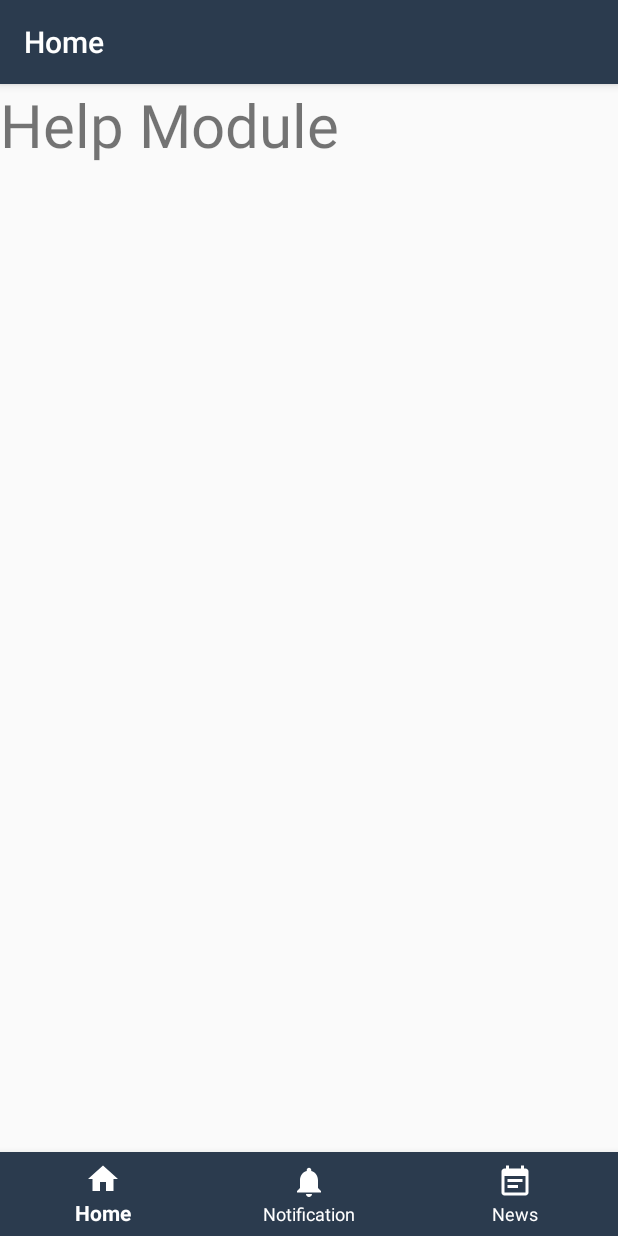
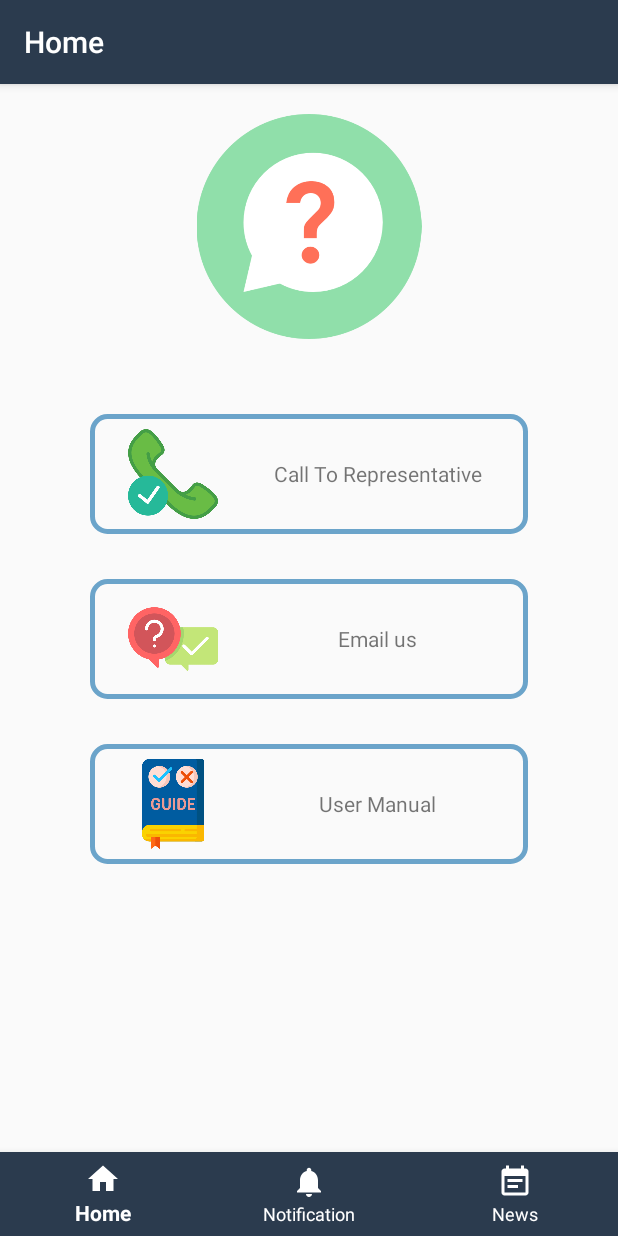
Before and after one commit to Raafay76642/CareerBook, an Android app: the help screen opened directly, with no data from a screen before it, on a phone screen of 412 x 824 dp. Run offline under Robolectric (Android 15) with nearby library versions, the phone set to English and light mode, and no system bars.

Commit message:
help module

```diff
--- a/app/src/main/AndroidManifest.xml
+++ b/app/src/main/AndroidManifest.xml
@@ -3,6 +3,7 @@
     package="com.example.aser.careerbook">
 
     <uses-permission android:name="android.permission.INTERNET" />
+    <uses-permission android:name="android.permission.CALL_PHONE" />
 
     <application
         android:allowBackup="true"
--- a/app/src/main/res/layout/activity_help.xml
+++ b/app/src/main/res/layout/activity_help.xml
@@ -11,15 +11,82 @@
     android:layout_width="match_parent"
     android:layout_height="wrap_content"
     android:orientation="vertical"
-    android:layout_weight="7">
+    android:layout_weight="7"
+    >
+    <ImageView
+        android:layout_margin="20dp"
+        android:layout_width="match_parent"
+        android:layout_height="150sp"
+        android:src="@drawable/question"/>
+    <LinearLayout
+        android:layout_marginTop="30dp"
+        android:layout_width="match_parent"
+        android:layout_height="80dp"
+        android:background="@drawable/rountcorner"
+        android:layout_marginLeft="60dp"
+        android:layout_marginRight="60dp"
+        android:orientation="horizontal"
+        android:onClick="makecall">
+        <ImageView
+            android:layout_width="match_parent"
+           android:layout_height="match_parent"
+            android:src="@drawable/callus"
+            android:layout_weight="2"/>
+    <TextView
+        android:layout_weight="1"
+        android:layout_width="match_parent"
+        android:layout_height="wrap_content"
+        android:text="Call To Representative"
+        android:gravity="center"
+        android:layout_gravity="center"/>
 
-    <TextView
+    </LinearLayout>
+    <LinearLayout
+        android:layout_marginTop="30dp"
         android:layout_width="match_parent"
-        android:layout_height="match_parent"
-        android:text="Help Module"
-        android:textSize="40sp"
-        android:layout_gravity="center_horizontal"
-        />
+        android:layout_height="80dp"
+        android:background="@drawable/rountcorner"
+        android:layout_marginLeft="60dp"
+        android:layout_marginRight="60dp"
+        android:orientation="horizontal"
+        android:onClick="makeaemail">
+        <ImageView
+            android:layout_width="match_parent"
+            android:layout_height="match_parent"
+            android:src="@drawable/email"
+            android:layout_weight="2"/>
+        <TextView
+            android:layout_weight="1"
+            android:layout_width="match_parent"
+            android:layout_height="wrap_content"
+            android:text="Email us"
+            android:gravity="center"
+            android:layout_gravity="center"/>
+    </LinearLayout>
+
+    <LinearLayout
+        android:layout_marginTop="30dp"
+        android:layout_width="match_parent"
+        android:layout_height="80dp"
+        android:background="@drawable/rountcorner"
+        android:layout_marginLeft="60dp"
+        android:layout_marginRight="60dp"
+        android:orientation="horizontal"
+        android:onClick="downloadmanual">
+        <ImageView
+            android:layout_width="match_parent"
+            android:layout_height="match_parent"
+            android:src="@drawable/guide"
+            android:layout_weight="2"/>
+        <TextView
+            android:layout_weight="1"
+            android:layout_width="match_parent"
+            android:layout_height="wrap_content"
+            android:text="User Manual"
+            android:gravity="center"
+            android:layout_gravity="center"/>
+    </LinearLayout>
+
 </LinearLayout>
     <android.support.design.widget.BottomNavigationView
         android:layout_width="match_parent"
--- a/app/src/main/res/layout/activity_wishlist.xml
+++ b/app/src/main/res/layout/activity_wishlist.xml
@@ -9,6 +9,8 @@
     <android.support.v7.widget.RecyclerView
         android:id="@+id/wishlistRecycler"
         android:layout_width="match_parent"
-        android:layout_height="wrap_content">
+        android:layout_height="match_parent"
+        android:layout_weight="5">
     </android.support.v7.widget.RecyclerView>
+
 </LinearLayout>
```
Also changed, not shown: app/src/main/java/com/example/aser/careerbook/News.java (+33 -0 lines), app/src/main/java/com/example/aser/careerbook/help.java (+69 -0 lines), app/src/main/java/com/example/aser/careerbook/notification.java (+33 -0 lines), app/src/main/res/layout/activity_news.xml (+12 -1 lines), app/src/main/res/layout/activity_notification.xml (+14 -2 lines), app/src/main/res/drawable/callus.png (added), app/src/main/res/drawable/email.png (added), app/src/main/res/drawable/guide.png (added), app/src/main/res/drawable/question.png (added).
